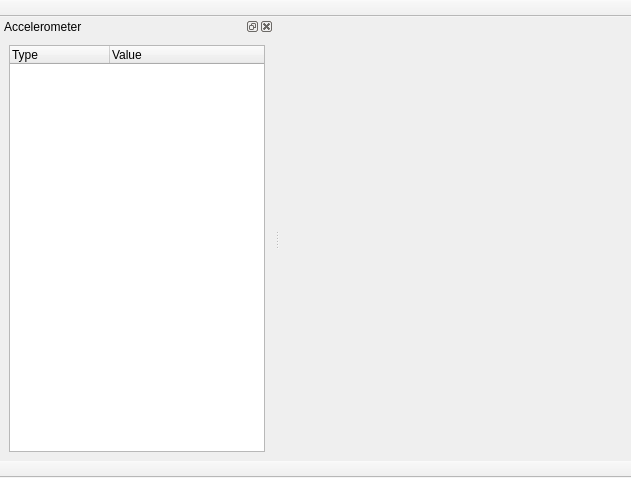
dev-0x7C6/wiimotedev, file toolkit/src/toolkitmainwindow.ui: the form before one commit.
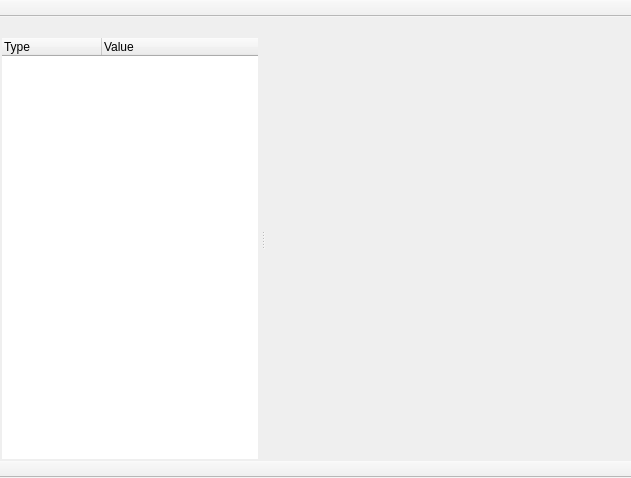
The form after the commit.

Commit message: Updated from local copy.

What changed in the file:
```diff
--- a/toolkit/src/toolkitmainwindow.ui
+++ b/toolkit/src/toolkitmainwindow.ui
@@ -61,16 +61,31 @@
    </attribute>
   </widget>
   <widget class="QDockWidget" name="dockWidget">
-   <property name="windowTitle">
-    <string>Accelerometer</string>
+   <property name="features">
+    <set>QDockWidget::DockWidgetMovable</set>
    </property>
    <attribute name="dockWidgetArea">
     <number>1</number>
    </attribute>
    <widget class="QWidget" name="dockWidgetContents">
     <layout class="QVBoxLayout" name="verticalLayout">
+     <property name="spacing">
+      <number>2</number>
+     </property>
+     <property name="margin">
+      <number>2</number>
+     </property>
      <item>
       <widget class="QTreeWidget" name="treeWidget">
+       <property name="frameShape">
+        <enum>QFrame::NoFrame</enum>
+       </property>
+       <property name="frameShadow">
+        <enum>QFrame::Plain</enum>
+       </property>
+       <property name="lineWidth">
+        <number>0</number>
+       </property>
        <column>
         <property name="text">
          <string>Type</string>
```
The commit also changes 2 other files.
